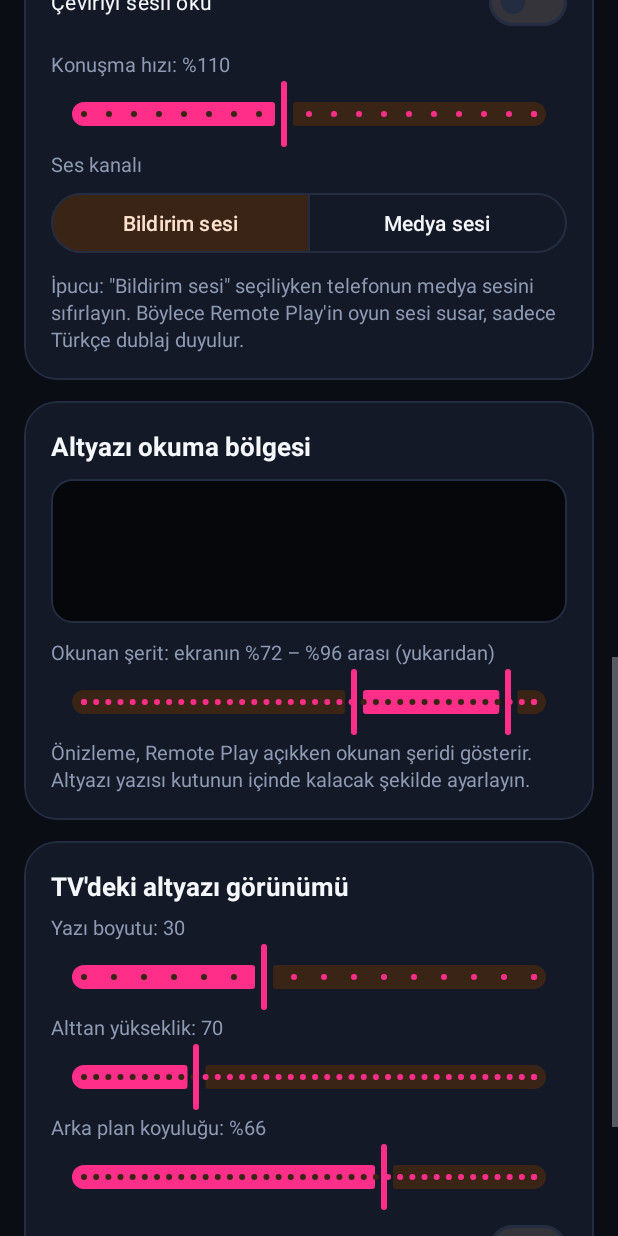
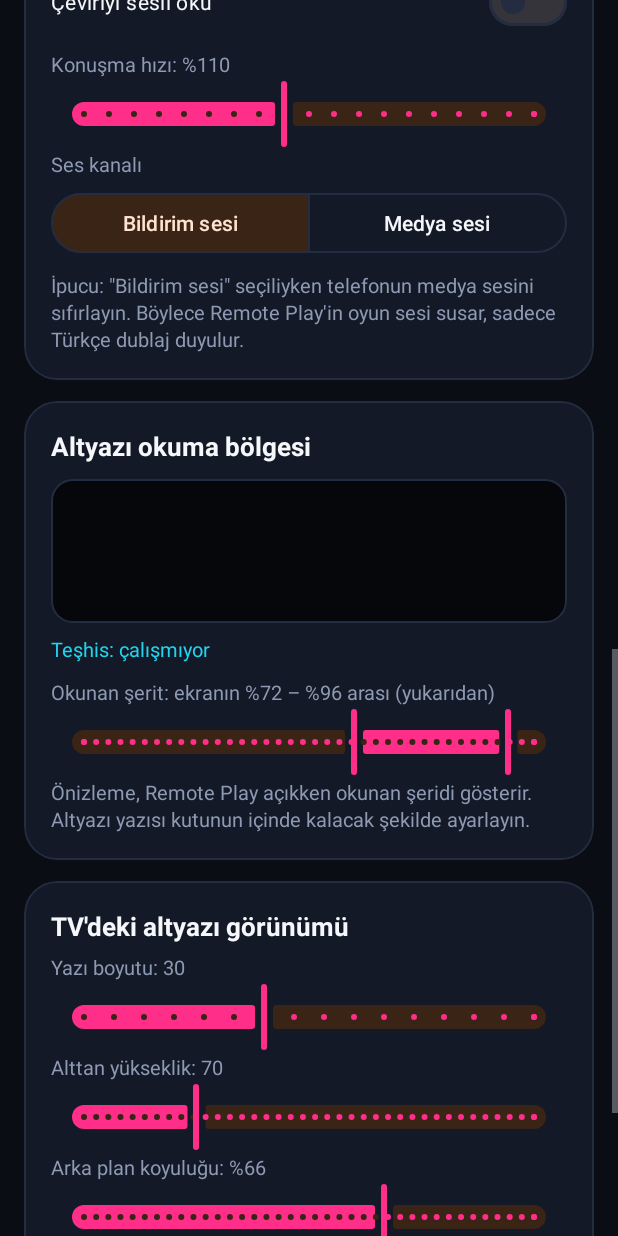
Before and after one commit to yasin076666-coder/cevirix, an Android app: the screen it shows after launch (MainActivity), scrolled down 1153 dp, on a phone screen of 412 x 824 dp. Run offline under Robolectric (Android 15) with nearby library versions, the phone set to English and light mode, and no system bars; libraries missing offline, so code that uses them is left out: com.google.mlkit.common, com.google.mlkit.nl; 2 statements that could not run were skipped.

Commit message:
Teşhis: yakalanan kare, OCR sayısı ve okunan ham yazı
Co-Authored-By: Claude Opus 5.5 <noreply@anthropic.com>
Claude-Session: https://claude.ai/code/session_01HyyuCBnACbf1HhZUEvoE9d

```diff
--- a/phone/src/main/java/com/bugra/altyazi/phone/AppState.kt
+++ b/phone/src/main/java/com/bugra/altyazi/phone/AppState.kt
@@ -15,7 +15,10 @@ object AppState {
         val lastTr: String = "",
         val latencyMs: Long = 0,
         val engine: String = "",
-        val lineCount: Int = 0
+        val lineCount: Int = 0,
+        val frames: Long = 0,
+        val ocrRuns: Long = 0,
+        val rawText: String = ""
     )
 
     val status = MutableStateFlow(Status())
--- a/phone/src/main/java/com/bugra/altyazi/phone/MainActivity.kt
+++ b/phone/src/main/java/com/bugra/altyazi/phone/MainActivity.kt
@@ -50,6 +50,7 @@ class MainActivity : AppCompatActivity() {
     private lateinit var modelInput: TextInputEditText
     private lateinit var chips: List<Chip>
     private lateinit var previewImage: ImageView
+    private lateinit var rawText: TextView
 
     private val ui = Handler(Looper.getMainLooper())
     private val styleRunnable = Runnable { CaptureService.instance?.pushStyle() }
@@ -89,6 +90,7 @@ class MainActivity : AppCompatActivity() {
         offlineBtn = findViewById(R.id.offlineBtn)
         modelInput = findViewById(R.id.modelInput)
         previewImage = findViewById(R.id.previewImage)
+        rawText = findViewById(R.id.rawText)
 
         setupStatus()
         setupTranslation()
@@ -165,6 +167,12 @@ class MainActivity : AppCompatActivity() {
         lastTr.text = s.lastTr.ifBlank { "Henüz altyazı yok" }
         lastEn.text = s.lastEn
         lastEn.visibility = if (s.lastEn.isBlank()) View.GONE else View.VISIBLE
+        rawText.text = if (!s.running) {
+            "Teşhis: çalışmıyor"
+        } else {
+            "Teşhis: ${s.frames} kare yakalandı · ${s.ocrRuns} kez okundu\nSon okunan yazı: " +
+                s.rawText.ifBlank { "(henüz yazı bulunamadı)" }
+        }
 
         startBtn.text = if (s.running) "Durdur" else "Başlat"
         val btnColor = if (s.running) R.color.surface2 else R.color.pink
--- a/phone/src/main/res/layout/activity_main.xml
+++ b/phone/src/main/res/layout/activity_main.xml
@@ -404,6 +404,14 @@
                     android:scaleType="fitCenter" />
 
                 <TextView
+                    android:id="@+id/rawText"
+                    style="@style/Aciklama"
+                    android:layout_width="match_parent"
+                    android:layout_height="wrap_content"
+                    android:layout_marginTop="8dp"
+                    android:textColor="@color/cyan" />
+
+                <TextView
                     android:id="@+id/roiLabel"
                     style="@style/Aciklama"
                     android:layout_width="wrap_content"
```
Also changed, not shown: phone/src/main/java/com/bugra/altyazi/phone/FrameAnalyzer.kt (+29 -2 lines).
